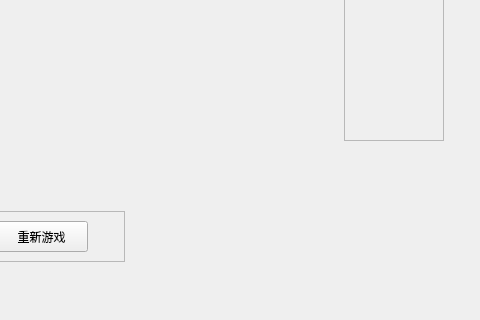
1551304314/liuziqi1, file chessform.ui: the form before one commit; both pictures show x 705 to 1185 and y 659 to 979 of the 1185 by 979 pixel window.
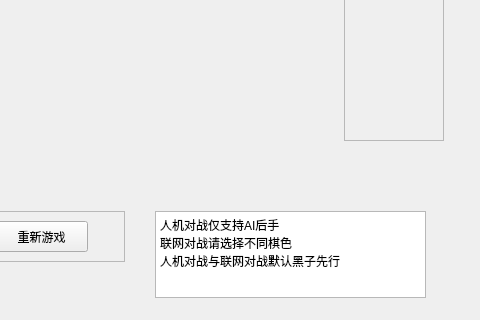
The form after the commit.

```diff
--- a/chessform.ui
+++ b/chessform.ui
@@ -187,6 +187,25 @@
     </property>
    </widget>
   </widget>
+  <widget class="QTextEdit" name="textEdit">
+   <property name="geometry">
+    <rect>
+     <x>860</x>
+     <y>870</y>
+     <width>271</width>
+     <height>87</height>
+    </rect>
+   </property>
+   <property name="html">
+    <string>&lt;!DOCTYPE HTML PUBLIC &quot;-//W3C//DTD HTML 4.0//EN&quot; &quot;http://www.w3.org/TR/REC-html40/strict.dtd&quot;&gt;
+&lt;html&gt;&lt;head&gt;&lt;meta name=&quot;qrichtext&quot; content=&quot;1&quot; /&gt;&lt;style type=&quot;text/css&quot;&gt;
+p, li { white-space: pre-wrap; }
+&lt;/style&gt;&lt;/head&gt;&lt;body style=&quot; font-family:'SimSun'; font-size:9pt; font-weight:400; font-style:normal;&quot;&gt;
+&lt;p style=&quot; margin-top:0px; margin-bottom:0px; margin-left:0px; margin-right:0px; -qt-block-indent:0; text-indent:0px;&quot;&gt;&lt;span style=&quot; font-family:'SimSun';&quot;&gt;人机对战仅支持AI后手&lt;/span&gt;&lt;/p&gt;
+&lt;p style=&quot; margin-top:0px; margin-bottom:0px; margin-left:0px; margin-right:0px; -qt-block-indent:0; text-indent:0px;&quot;&gt;&lt;span style=&quot; font-family:'SimSun';&quot;&gt;联网对战请选择不同棋色&lt;/span&gt;&lt;/p&gt;
+&lt;p style=&quot; margin-top:0px; margin-bottom:0px; margin-left:0px; margin-right:0px; -qt-block-indent:0; text-indent:0px;&quot;&gt;&lt;span style=&quot; font-family:'SimSun';&quot;&gt;人机对战与联网对战默认黑子先行&lt;/span&gt;&lt;/p&gt;&lt;/body&gt;&lt;/html&gt;</string>
+   </property>
+  </widget>
  </widget>
  <resources/>
  <connections/>
```
